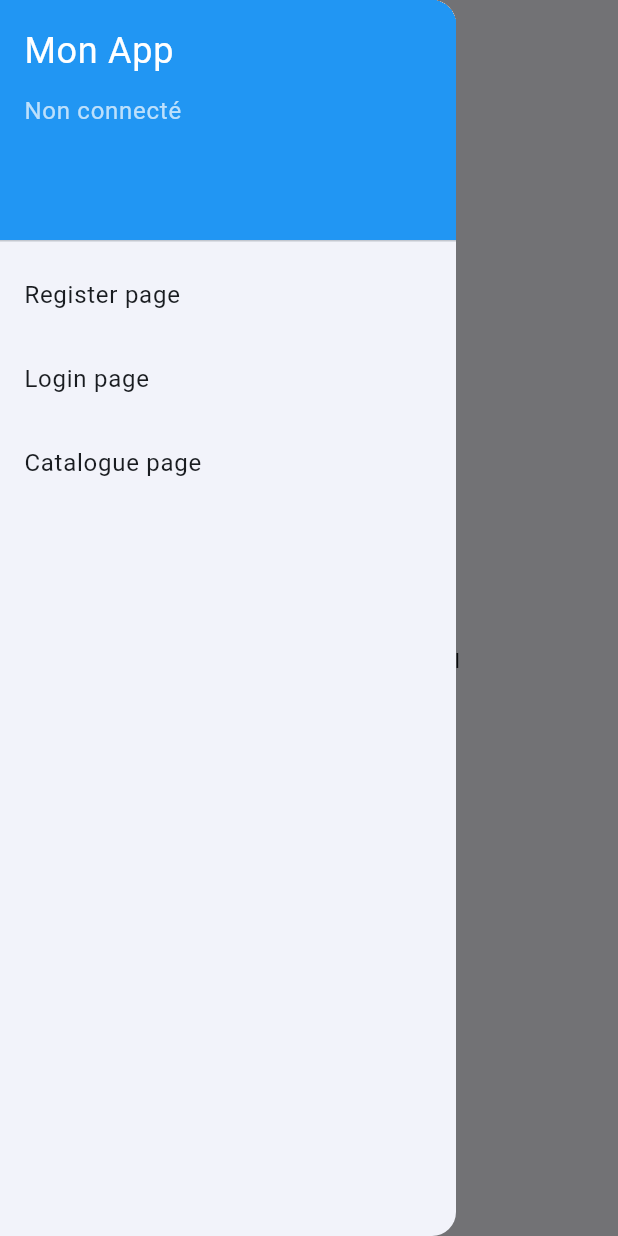
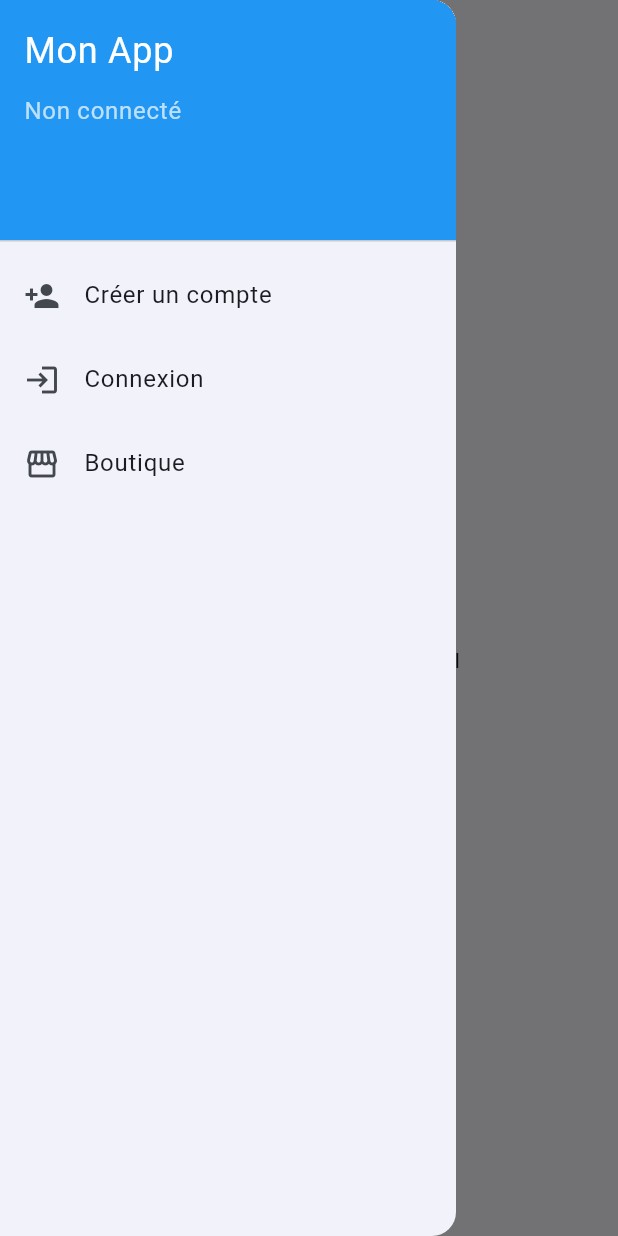
Before and after one commit to SarahOtmane/e_commerce_flutter, a Flutter app: the screen it shows after launch, with the side drawer open, on a phone screen of 412 x 824 dp. Run offline on Flutter 3.47's test engine with Material 3 defaults, Android fonts, the phone set to English and light mode, and no system bars; our stand-ins replace firebase_auth, firebase_core; accounts and stored records are empty.

Commit message:
Améliore le tiroir de navigation avec des icônes et des titres pour les éléments de menu, et affiche l'email de l'utilisateur connecté.

```diff
--- a/lib/widgets/app_drawer.dart
+++ b/lib/widgets/app_drawer.dart
@@ -30,9 +30,11 @@ class AppDrawer extends StatelessWidget {
     final user = FirebaseAuth.instance.currentUser;
 
     return Drawer(
-      child: ListView(
+      child: Stack(
+        children: <Widget>[
+          ListView(
             padding: EdgeInsets.zero,
-        children: [
+            children: <Widget>[
               DrawerHeader(
                 decoration: const BoxDecoration(color: Colors.blue),
                 child: Column(
@@ -49,7 +51,8 @@ class AppDrawer extends StatelessWidget {
                       const SizedBox(height: 5),
                       Text(
                         user.email ?? 'Utilisateur connecté',
-                    style: const TextStyle(color: Colors.white70, fontSize: 14),
+                        style: const TextStyle(
+                            color: Colors.white70, fontSize: 14),
                       ),
                     ] else
                       const Text(
@@ -61,34 +64,50 @@ class AppDrawer extends StatelessWidget {
               ),
               if (user != null) ...[
                 ListTile(
+                  leading: const Icon(Icons.home),
                   title: const Text('Accueil'),
                   onTap: () => _go(context, '/'),
                 ),
                 ListTile(
-              title: const Text('Seconde page'),
-              onTap: () => _go(context, '/second'),
+                  leading: const Icon(Icons.storefront),
+                  title: const Text('Boutique'),
+                  onTap: () => _go(context, '/catalog'),
                 ),
                 ListTile(
+                  leading: const Icon(Icons.shopping_cart),
                   title: const Text('Panier'),
                   onTap: () => _go(context, '/cart'),
                 ),
-            ListTile(
-              title: const Text('Déconnexion'),
-              onTap: () => _signOut(context),
-            ),
               ] else ...[
                 ListTile(
-              title: const Text('Register page'),
+                  leading: const Icon(Icons.person_add),
+                  title: const Text('Créer un compte'),
                   onTap: () => _go(context, '/register'),
                 ),
                 ListTile(
-              title: const Text('Login page'),
+                  leading: const Icon(Icons.login),
+                  title: const Text('Connexion'),
                   onTap: () => _go(context, '/login'),
                 ),
+                ListTile(
+                  leading: const Icon(Icons.storefront),
+                  title: const Text('Boutique'),
+                  onTap: () => _go(context, '/catalog'),
+                ),
               ],
-          ListTile(
-            title: const Text('Catalogue page'),
-            onTap: () => _go(context, '/catalog'),
+            ],
+          ),
+          if (user != null)
+            Positioned(
+              left: 5,
+              right: 0,
+              bottom: 30,
+              child: ListTile(
+                leading: const Icon(Icons.logout, color: Colors.red),
+                title: const Text('Déconnexion',
+                    style: TextStyle(color: Colors.red)),
+                onTap: () => _signOut(context),
+              ),
             ),
         ],
       ),
```
Lines whose indentation alone changed are shown as unchanged.
